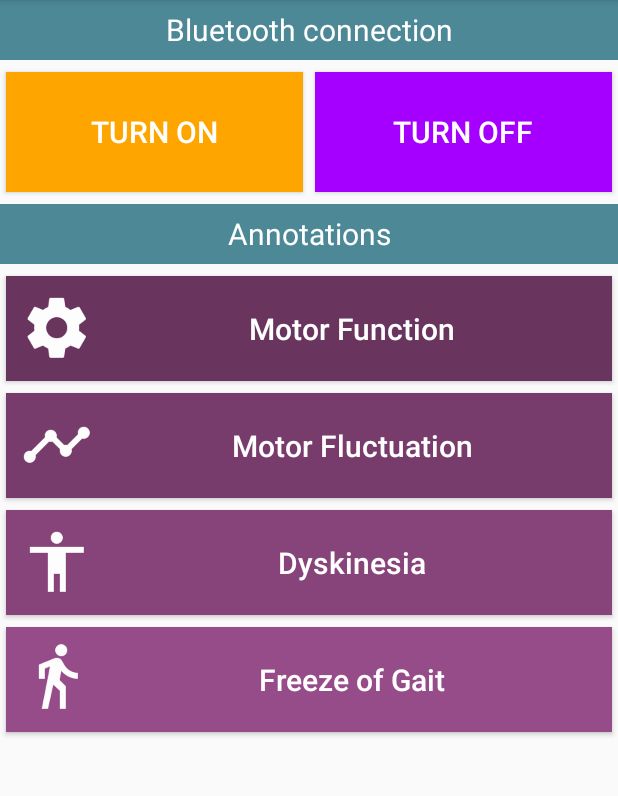
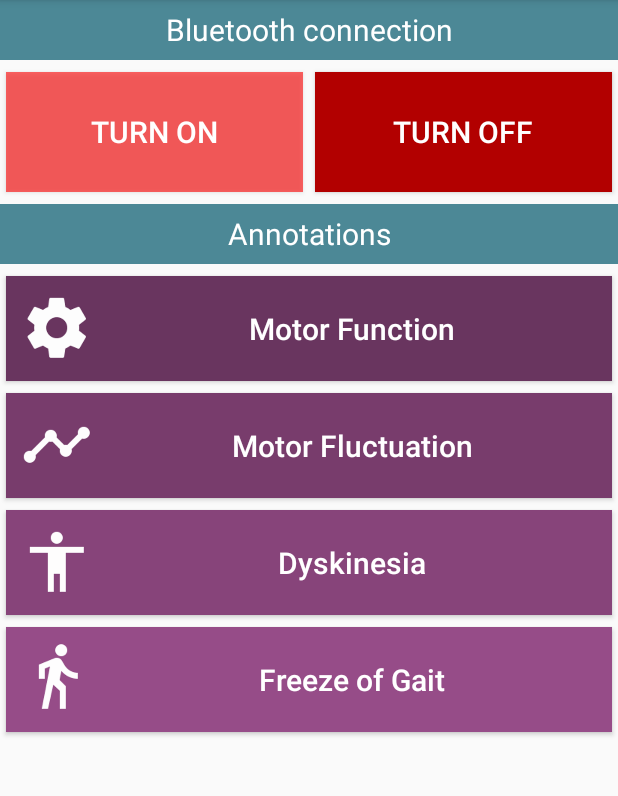
Before and after one commit to vassilia/Prophetic, an Android app: the Annotations screen opened directly, with no data from a screen before it, after a tap on "TURN ON", on a phone screen of 412 x 824 dp, the part 84-880 px from its top. Run offline under Robolectric (Android 15) with nearby library versions, the phone set to English and light mode, and no system bars.

Commit message:
third UX turn_on_bt color

```diff
--- a/app/src/main/java/com/example/android/personalstatusmonitor/Annotations.java
+++ b/app/src/main/java/com/example/android/personalstatusmonitor/Annotations.java
@@ -4,8 +4,12 @@ import android.bluetooth.BluetoothAdapter;
 import android.bluetooth.BluetoothDevice;
 import android.bluetooth.BluetoothSocket;
 import android.content.Intent;
+import android.graphics.Color;
+import android.graphics.PorterDuff;
+import android.graphics.drawable.Drawable;
 import android.support.v7.app.AppCompatActivity;
 import android.os.Bundle;
+import android.view.MotionEvent;
 import android.view.View;
 import android.widget.Button;
 import android.widget.ListView;
@@ -31,15 +35,15 @@ public class Annotations extends AppCompatActivity {
     Button turnOnButton, turnOffButton;
     BluetoothAdapter BA;
     ListView lv;
+    Logger log;
     private Set<BluetoothDevice> pairedDevices;
-    Logger log;
-
 
     @Override
     protected void onCreate(Bundle savedInstanceState) {
         super.onCreate(savedInstanceState);
         setContentView(R.layout.activity_annotations);
 
+        // turnOnButton.onTouchEvent(MotionEvent me);
 
         log = Logger.getLogger(this.getClass().getName());
 
@@ -98,6 +102,8 @@ public class Annotations extends AppCompatActivity {
 
     }
     public void on(View v) {
+        onClick(v);
+
         if (!BA.isEnabled()) {
             Intent turnOn = new Intent(BluetoothAdapter.ACTION_REQUEST_ENABLE);
             startActivityForResult(turnOn, 0);
@@ -107,8 +113,56 @@ public class Annotations extends AppCompatActivity {
         }
     }
 
+    public boolean onTouch(View view, MotionEvent theMotion) {
+        switch (theMotion.getAction()
+                ) {
+            case MotionEvent.ACTION_DOWN:
+                break;
+            case MotionEvent.ACTION_UP:
+                break;
+        }
+        return true;
+    }
+
     public void off(View v) {
         BA.disable();
         Toast.makeText(getApplicationContext(), "Turned off", Toast.LENGTH_LONG).show();
     }
+
+    public void onClick(View v) {
+
+        Drawable dr = getResources().getDrawable(R.drawable.button_pressed);
+        dr.setColorFilter(Color.parseColor("#FF0000"), PorterDuff.Mode.SRC_ATOP);
+
+        switch (v.getId()) {
+            case R.id.turn_on_bt:
+
+                if (turnOnButton == null) {
+                    turnOnButton = (Button) findViewById(v.getId());
+                } else {
+                    turnOnButton.setBackgroundResource(R.drawable.button_pressed);
+                    turnOnButton = (Button) findViewById(v.getId());
+                }
+                turnOnButton.setBackgroundDrawable(dr);
+
+                break;
+
+//            case R.id.btn2:
+//                if (button == null) {
+//                    button = (Button) findViewById(v.getId());
+//                } else {
+//                    button.setBackgroundResource(R.drawable.button_pressed);
+//                    button = (Button) findViewById(v.getId());
+//                }
+//                button.setBackgroundDrawable(dr);
+//
+//                break;
+
+            default:
+                break;
+        }
+    }
+
+
+
 }
--- /dev/null
+++ b/app/src/main/res/drawable/button_pressed.xml
@@ -0,0 +1,13 @@
+<?xml version="1.0" encoding="utf-8"?>
+<shape xmlns:android="http://schemas.android.com/apk/res/android"
+    android:shape="rectangle">
+    <corners android:radius="0dp" />
+    <solid android:color="#994C8896" />
+    <padding
+        android:bottom="0dp"
+        android:left="0dp"
+        android:right="0dp"
+        android:top="0dp" />
+    <size android:height="60dp" />
+
+</shape>
--- a/app/src/main/res/layout/activity_annotations.xml
+++ b/app/src/main/res/layout/activity_annotations.xml
@@ -30,7 +30,7 @@
         android:layout_height="@dimen/dim_80"
         android:layout_margin="@dimen/dim_4"
         android:layout_weight="1"
-        android:background="#ffa500"
+        android:background="@color/turn_on"
         android:onClick="on"
         android:text="@string/turn_on"
         android:textColor="@android:color/white"
@@ -42,7 +42,7 @@
             android:layout_height="@dimen/dim_80"
             android:layout_margin="@dimen/dim_4"
             android:layout_weight="1"
-            android:background="#a500ff"
+            android:background="@color/turn_off"
             android:onClick="off"
             android:text="@string/turn_off"
             android:textColor="@android:color/white"
--- a/app/src/main/res/layout/activity_main.xml
+++ b/app/src/main/res/layout/activity_main.xml
@@ -30,7 +30,7 @@
             android:layout_height="@dimen/dim_80"
             android:layout_margin="@dimen/dim_4"
             android:layout_weight="1"
-            android:background="#ffa500"
+            android:background="@color/turn_on"
             android:onClick="on"
             android:text="@string/turn_on"
             android:textColor="@android:color/white"
@@ -42,7 +42,7 @@
             android:layout_height="@dimen/dim_80"
             android:layout_margin="@dimen/dim_4"
             android:layout_weight="1"
-            android:background="#a500ff"
+            android:background="@color/turn_off"
             android:onClick="off"
             android:text="@string/turn_off"
             android:textColor="@android:color/white"
--- a/app/src/main/res/values/colors.xml
+++ b/app/src/main/res/values/colors.xml
@@ -5,4 +5,6 @@
     <color name="colorPrimaryLight">#4C8896</color>
     <color name="colorAccent">#004355</color>
     <color name="text">#007A93</color>
+    <color name="turn_on">#00B200</color>
+    <color name="turn_off">#B20000</color>
 </resources>
```
